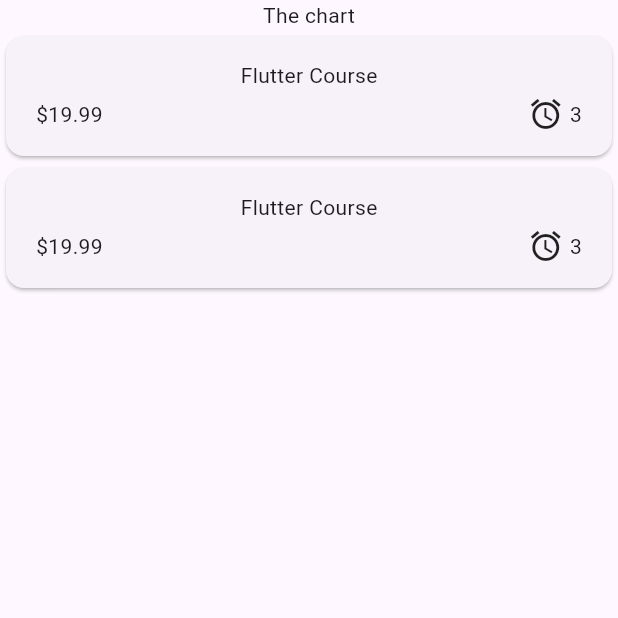
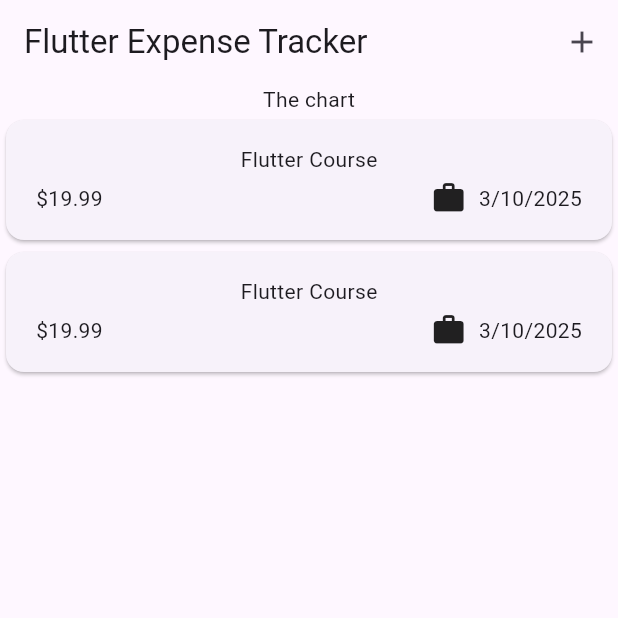
Before and after one commit to NurislamAiu/expense_tracker_nurs, a Flutter app: the screen it shows after launch, on a phone screen of 412 x 824 dp, the top half of it. Run offline on Flutter 3.47's test engine with Material 3 defaults, Android fonts, the phone set to English and light mode, and no system bars.

Commit message:
create new file => new_expense and created method openAddExpenses for opening showModalBottomSheet

```diff
--- a/lib/main.dart
+++ b/lib/main.dart
@@ -4,6 +4,7 @@ import 'package:flutter/material.dart';
 void main(){
   runApp(
     MaterialApp(
+      theme: ThemeData(useMaterial3: true),
       debugShowCheckedModeBanner: false,
       home: Expenses()
     )
--- a/lib/widgets/expenses.dart
+++ b/lib/widgets/expenses.dart
@@ -12,23 +12,45 @@ class Expenses extends StatefulWidget {
 
 class _ExpensesState extends State<Expenses> {
   final List<Expense> _registeredExpenses = [
-    Expense(title: 'Flutter Course',
+    Expense(
+        title: 'Flutter Course',
         amount: 19.99,
         date: DateTime.now(),
         category: Category.work),
-    Expense(title: 'Flutter Course',
+    Expense(
+        title: 'Flutter Course',
         amount: 19.99,
         date: DateTime.now(),
         category: Category.work),
   ];
 
+  void _openAddExpenseOverlay() {
+    showModalBottomSheet(
+      context: context,
+      builder: (ctx) {
+        return SizedBox();
+      },
+    );
+  }
+
   @override
   Widget build(BuildContext context) {
     return Scaffold(
+      appBar: AppBar(
+        title: Text('Flutter Expense Tracker'),
+        actions: [
+          IconButton(
+            onPressed: _openAddExpenseOverlay,
+            icon: Icon(Icons.add),
+          ),
+        ],
+      ),
       body: Column(
         children: [
           Text('The chart'),
-          Expanded(child: ExpensesList(expenses: _registeredExpenses))
+          Expanded(
+            child: ExpensesList(expenses: _registeredExpenses),
+          ),
         ],
       ),
     );
--- a/lib/widgets/expenses_list/expense_item.dart
+++ b/lib/widgets/expenses_list/expense_item.dart
@@ -21,9 +21,9 @@ class ExpenseItem extends StatelessWidget {
                 Spacer(),
                 Row(
                   children: [
-                    Icon(Icons.alarm),
-                    SizedBox(width: 4),
-                    Text(expense.date.month.toString())
+                    Icon(categoryIcons[expense.category]),
+                    SizedBox(width: 8),
+                    Text(expense.formattedDate)
                   ],
                 )
               ],
```
Also changed, not shown: lib/widgets/new_expense.dart (added).
